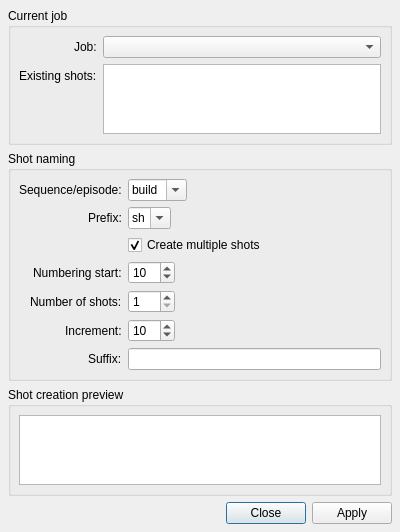
Old version of the form ui/shot_creator_ui.ui in the repository mjbonnington/icarus-gps.
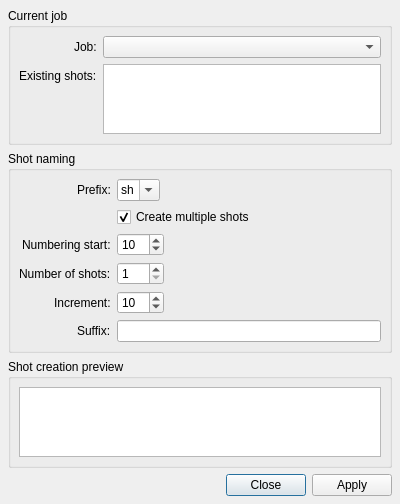
New version of the form.

Commit message:
Improved Shot Creator
Dynamic disciplines

```diff
--- a/ui/shot_creator_ui.ui
+++ b/ui/shot_creator_ui.ui
@@ -7,7 +7,7 @@
     <x>0</x>
     <y>0</y>
     <width>400</width>
-    <height>512</height>
+    <height>477</height>
    </rect>
   </property>
   <property name="windowTitle">
@@ -100,20 +100,13 @@
        <number>8</number>
       </property>
       <item row="0" column="0">
-       <widget class="QLabel" name="seq_label">
-        <property name="text">
-         <string>Sequence/episode:</string>
-        </property>
-       </widget>
-      </item>
-      <item row="1" column="0">
        <widget class="QLabel" name="prefix_label">
         <property name="text">
          <string>Prefix:</string>
         </property>
        </widget>
       </item>
-      <item row="1" column="1">
+      <item row="0" column="1">
        <widget class="QComboBox" name="prefix_comboBox">
         <property name="editable">
          <bool>true</bool>
@@ -133,14 +126,27 @@
         </item>
        </widget>
       </item>
-      <item row="3" column="0">
+      <item row="1" column="1">
+       <widget class="QCheckBox" name="createSeq_checkBox">
+        <property name="text">
+         <string>Create multiple shots</string>
+        </property>
+        <property name="checked">
+         <bool>true</bool>
+        </property>
+        <property name="xmlTag" stdset="0">
+         <string>createsequence</string>
+        </property>
+       </widget>
+      </item>
+      <item row="2" column="0">
        <widget class="QLabel" name="start_label">
         <property name="text">
          <string>Numbering start:</string>
         </property>
        </widget>
       </item>
-      <item row="3" column="1">
+      <item row="2" column="1">
        <widget class="QSpinBox" name="start_spinBox">
         <property name="maximum">
          <number>999</number>
@@ -153,14 +159,14 @@
         </property>
        </widget>
       </item>
-      <item row="4" column="0">
+      <item row="3" column="0">
        <widget class="QLabel" name="shotCount_label">
         <property name="text">
          <string>Number of shots:</string>
         </property>
        </widget>
       </item>
-      <item row="4" column="1">
+      <item row="3" column="1">
        <widget class="QSpinBox" name="shotCount_spinBox">
         <property name="minimum">
          <number>1</number>
@@ -176,14 +182,14 @@
         </property>
        </widget>
       </item>
-      <item row="5" column="0">
+      <item row="4" column="0">
        <widget class="QLabel" name="increment_label">
         <property name="text">
          <string>Increment:</string>
         </property>
        </widget>
       </item>
-      <item row="5" column="1">
+      <item row="4" column="1">
        <widget class="QSpinBox" name="increment_spinBox">
         <property name="minimum">
          <number>1</number>
@@ -199,14 +205,14 @@
         </property>
        </widget>
       </item>
-      <item row="7" column="0">
+      <item row="6" column="0">
        <widget class="QLabel" name="suffix_label">
         <property name="text">
          <string>Suffix:</string>
         </property>
        </widget>
       </item>
-      <item row="7" column="1">
+      <item row="6" column="1">
        <widget class="QLineEdit" name="suffix_lineEdit">
         <property name="text">
          <string/>
@@ -216,42 +222,6 @@
         </property>
        </widget>
       </item>
-      <item row="2" column="1">
-       <widget class="QCheckBox" name="createSeq_checkBox">
-        <property name="text">
-         <string>Create multiple shots</string>
-        </property>
-        <property name="checked">
-         <bool>true</bool>
-        </property>
-        <property name="xmlTag" stdset="0">
-         <string>createsequence</string>
-        </property>
-       </widget>
-      </item>
-      <item row="0" column="1">
-       <widget class="QComboBox" name="seq_comboBox">
-        <property name="editable">
-         <bool>true</bool>
-        </property>
-        <property name="xmlTag" stdset="0">
-         <string>sequence</string>
-        </property>
-        <property name="storeHistory" stdset="0">
-         <bool>true</bool>
-        </property>
-        <item>
-         <property name="text">
-          <string>build</string>
-         </property>
-        </item>
-        <item>
-         <property name="text">
-          <string>shots</string>
-         </property>
-        </item>
-       </widget>
-      </item>
      </layout>
     </widget>
    </item>
```
The commit also changes 18 other files.
